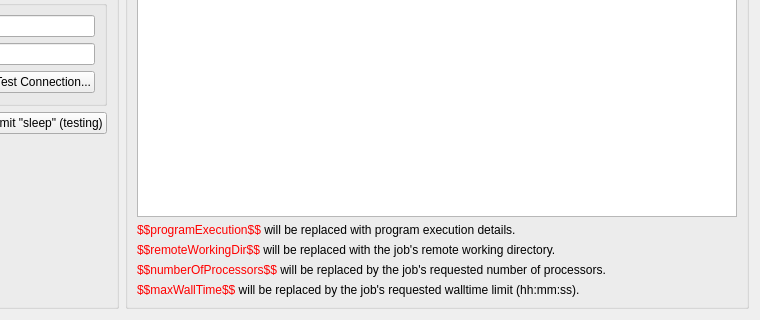
This is molequeue/ui/remotequeuewidget.ui in OpenChemistry/molequeue as Qt 5 draws it before an edit; both pictures show x 214 to 974 and y 223 to 543 of the 974 by 543 pixel window. The edited form follows.
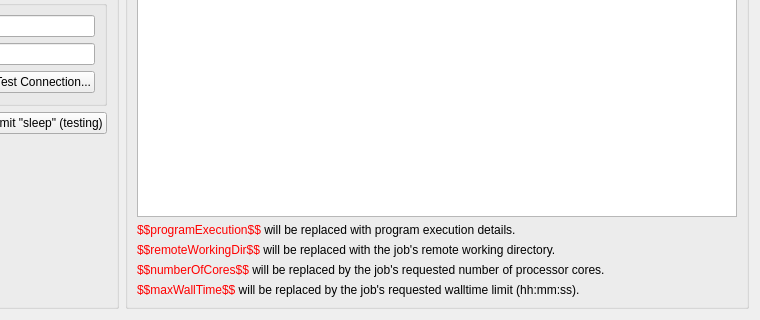
This is the edited form.

Commit message: Change "processor" to "core".

```diff
--- a/molequeue/ui/remotequeuewidget.ui
+++ b/molequeue/ui/remotequeuewidget.ui
@@ -237,7 +237,7 @@
       <item row="3" column="0" colspan="2">
        <widget class="QLabel" name="label_11">
         <property name="text">
-         <string>&lt;html&gt;&lt;head/&gt;&lt;body&gt;&lt;p&gt;&lt;span style=&quot; color:#ff0000;&quot;&gt;$$numberOfProcessors$$&lt;/span&gt;&lt;span style=&quot; color:#000000;&quot;&gt; will be replaced by the job's requested number of processors.&lt;/span&gt;&lt;/p&gt;&lt;/body&gt;&lt;/html&gt;</string>
+         <string>&lt;html&gt;&lt;head/&gt;&lt;body&gt;&lt;p&gt;&lt;span style=&quot; color:#ff0000;&quot;&gt;$$numberOfCores$$&lt;/span&gt;&lt;span style=&quot; color:#000000;&quot;&gt; will be replaced by the job's requested number of processor cores.&lt;/span&gt;&lt;/p&gt;&lt;/body&gt;&lt;/html&gt;</string>
         </property>
        </widget>
       </item>
```
The commit also changes 16 other files.
